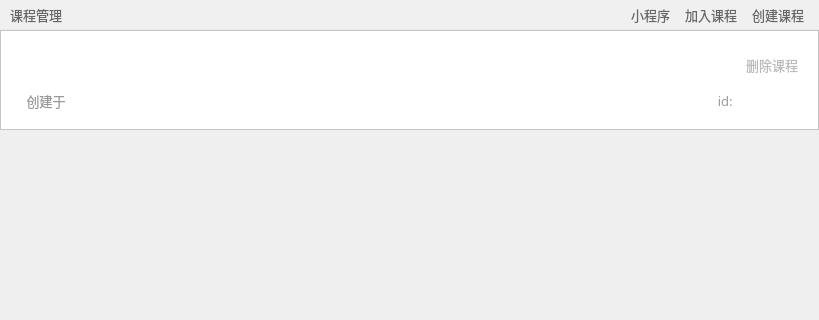
StatusOnIineEducationDev/status-desktop, file Status/Resources/ui/t_courseManagementWidget.ui: the form before one commit; both pictures show x 0 to 819 and y 0 to 320 of the 819 by 627 pixel window.
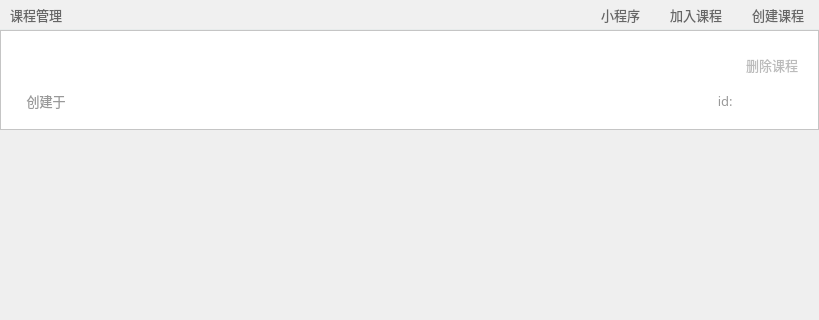
The form after the commit. Icons and pictures are not drawn.

What changed in the file:
```diff
--- a/Status/Resources/ui/t_courseManagementWidget.ui
+++ b/Status/Resources/ui/t_courseManagementWidget.ui
@@ -52,7 +52,7 @@
      </property>
      <layout class="QHBoxLayout" name="horizontalLayout_4">
       <property name="spacing">
-       <number>5</number>
+       <number>20</number>
       </property>
       <property name="leftMargin">
        <number>10</number>
```
